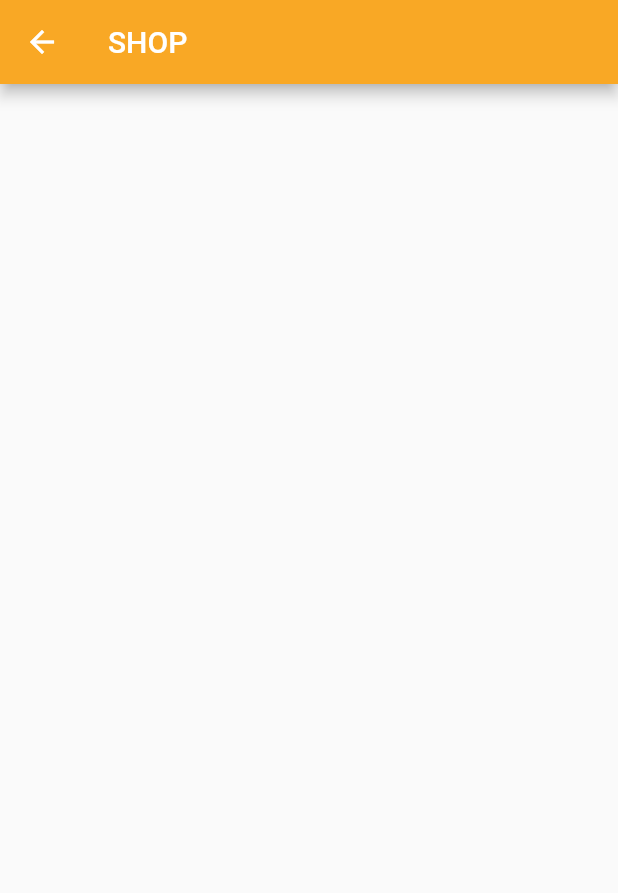
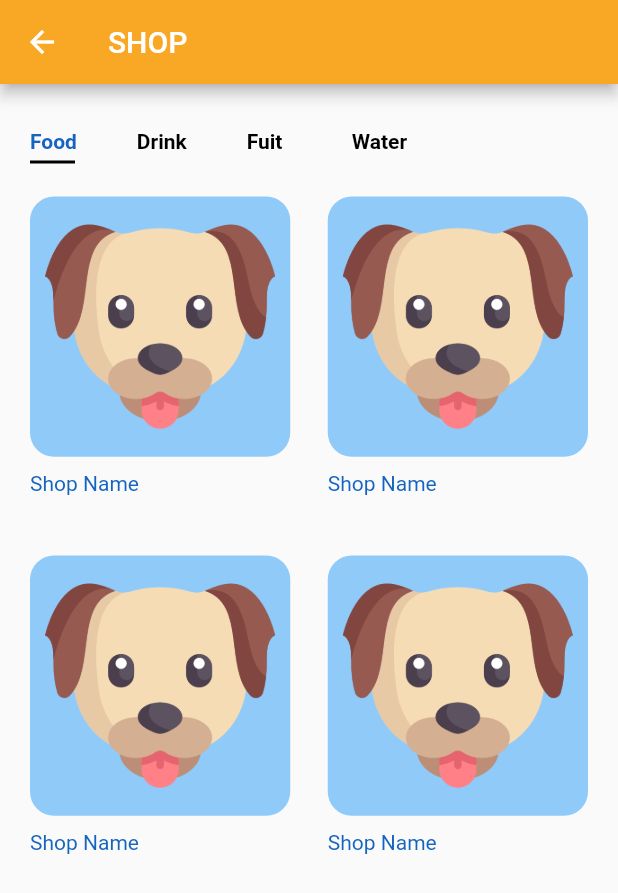
Before and after one commit to sirichaimeemana59/MyResume, a Flutter app: the ShopList screen opened directly, on a phone screen of 412 x 824 dp. Shown: the top 893 px of the screen. Run offline on Flutter 3.47's test engine with Material 2 defaults, Android fonts, the phone set to English and light mode, and no system bars; our stand-ins replace image_picker; network calls fail.

Commit message:
Implement UI shop list

```diff
--- a/my_app/lib/main_menu/mainMenu.dart
+++ b/my_app/lib/main_menu/mainMenu.dart
@@ -16,7 +16,7 @@ class _MainMenuState extends State<MainMenu> {
   Widget showListMenuSales() {
     return ListTile(
       leading: Icon(Icons.pets, size: 36.0, color: Colors.blue.shade600),
-      title: Text('ระบบสินค้า'),
+      title: Text('ระบบขายสินค้า'),
       onTap: () {
         //print('object');
         MaterialPageRoute materialPageRoute =
--- /dev/null
+++ b/my_app/lib/shop/categories.dart
@@ -0,0 +1,62 @@
+import 'package:flutter/material.dart';
+
+//Set satefull wiget for our cat
+class Categories extends StatefulWidget {
+  @override
+  _CategoriesState createState() => _CategoriesState();
+}
+
+class _CategoriesState extends State<Categories> {
+  List<String> categories = ["Food", "Drink", "Fuit", "Water"];
+  int selectedIndex = 0;
+
+  @override
+  Widget build(BuildContext context) {
+    return Padding(
+      padding: const EdgeInsets.symmetric(vertical: 20),
+      child: SizedBox(
+        height: 25,
+        child: ListView.builder(
+            scrollDirection: Axis.horizontal,
+            itemCount: categories.length,
+            itemBuilder: (context, index) =>
+                buildCategories(index)), //set method text to build cat
+      ),
+    );
+  }
+
+  Widget buildCategories(int index) {
+    return GestureDetector(
+      onTap: () {
+        setState(() {
+          selectedIndex = index; // set state เพื่อให้ point ชี้ที่ cat
+        });
+      },
+      child: Padding(
+        padding: const EdgeInsets.symmetric(horizontal: 20),
+        child: Column(
+          crossAxisAlignment: CrossAxisAlignment.start,
+          children: [
+            Text(
+              categories[index],
+              style: TextStyle(
+                fontWeight: FontWeight.bold,
+                color: selectedIndex == index
+                    ? Colors.blue.shade800
+                    : Colors.black, //กำหนด เงื่อนไขการแสดงสรตัวอักษร
+              ),
+            ),
+            Container(
+              margin: EdgeInsets.only(top: 5),
+              height: 2,
+              width: 30,
+              color: selectedIndex == index
+                  ? Colors.black
+                  : Colors.transparent, //กำหนด เงื่อนไขการแสดง point
+            )
+          ],
+        ),
+      ),
+    );
+  }
+}
--- /dev/null
+++ b/my_app/lib/shop/shopBody.dart
@@ -0,0 +1,81 @@
+import 'dart:convert';
+
+import 'package:flutter/material.dart';
+import 'package:my_app/shop/categories.dart';
+import 'package:http/http.dart' as http;
+
+class ShopBody extends StatelessWidget {
+  //Connect API
+  fetchFoodData() async {
+    var response = await http.get(
+      Uri.http('127.0.0.1:8000', '/user_list_shop'),
+    );
+
+    if (response.statusCode == 200) {
+      var items = json.decode(response.body)['shop'];
+      var status = json.decode(response.body)['status'];
+    }
+  }
+  //End Connect API
+
+  @override
+  Widget build(BuildContext context) {
+    return Column(
+      crossAxisAlignment: CrossAxisAlignment.start,
+      children: [
+        Padding(
+          padding: const EdgeInsets.symmetric(horizontal: 18),
+        ),
+        SizedBox(
+          height: 10,
+        ),
+        Categories(),
+        Expanded(
+            child: Padding(
+          padding: const EdgeInsets.symmetric(horizontal: 20),
+          child: GridView.builder(
+            itemCount: 4,
+            gridDelegate: SliverGridDelegateWithFixedCrossAxisCount(
+              crossAxisCount: 2,
+              mainAxisSpacing: 8,
+              crossAxisSpacing: 25,
+              childAspectRatio: 0.75,
+            ),
+            itemBuilder: (context, index) => ItemCard(),
+          ),
+        )),
+      ],
+    );
+  }
+}
+
+class ItemCard extends StatelessWidget {
+  const ItemCard({
+    Key key,
+  }) : super(key: key);
+
+  @override
+  Widget build(BuildContext context) {
+    return Column(
+      crossAxisAlignment: CrossAxisAlignment.start,
+      children: [
+        Container(
+          padding: EdgeInsets.all(10),
+          //height: 180,
+          //width: 160,
+          decoration: BoxDecoration(
+              color: Colors.blue.shade200,
+              borderRadius: BorderRadius.circular(16)),
+          child: Image.asset('images/dog.png'),
+        ),
+        Padding(
+          padding: const EdgeInsets.symmetric(vertical: 10),
+          child: Text(
+            'Shop Name',
+            style: TextStyle(color: Colors.blue.shade800),
+          ),
+        )
+      ],
+    );
+  }
+}
--- a/my_app/lib/shop/shopList.dart
+++ b/my_app/lib/shop/shopList.dart
@@ -3,6 +3,7 @@ import 'dart:convert';
 import 'package:flutter/material.dart';
 import 'package:http/http.dart' as http;
 import 'package:my_app/shop/foodShopList.dart';
+import 'package:my_app/shop/shopBody.dart';
 
 class ShopList extends StatefulWidget {
   @override
@@ -143,12 +144,16 @@ class _ShopListState extends State<ShopList> {
   @override
   Widget build(BuildContext context) {
     return Scaffold(
-      appBar: AppBar(
-        backgroundColor: Colors.yellow.shade800,
-        title: Text('SHOP'),
-        actions: [],
-      ),
-      body: getBody(),
+      appBar: buildAppBar(),
+      body: ShopBody(),
+    );
+  }
+
+  AppBar buildAppBar() {
+    return AppBar(
+      backgroundColor: Colors.yellow.shade800,
+      title: Text('SHOP'),
+      actions: [],
     );
   }
 }
```
